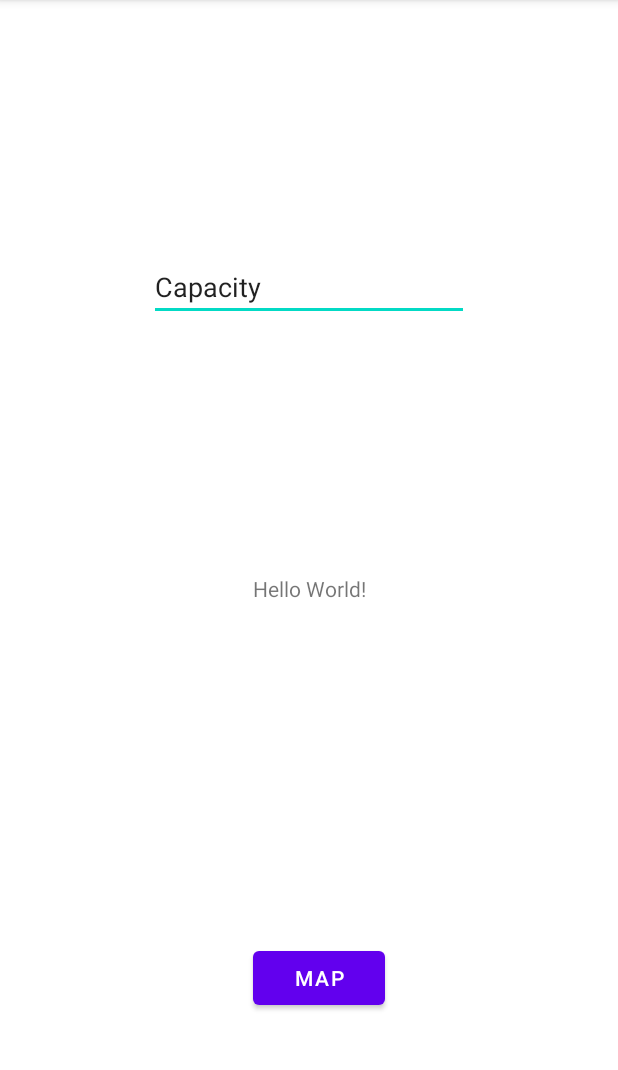
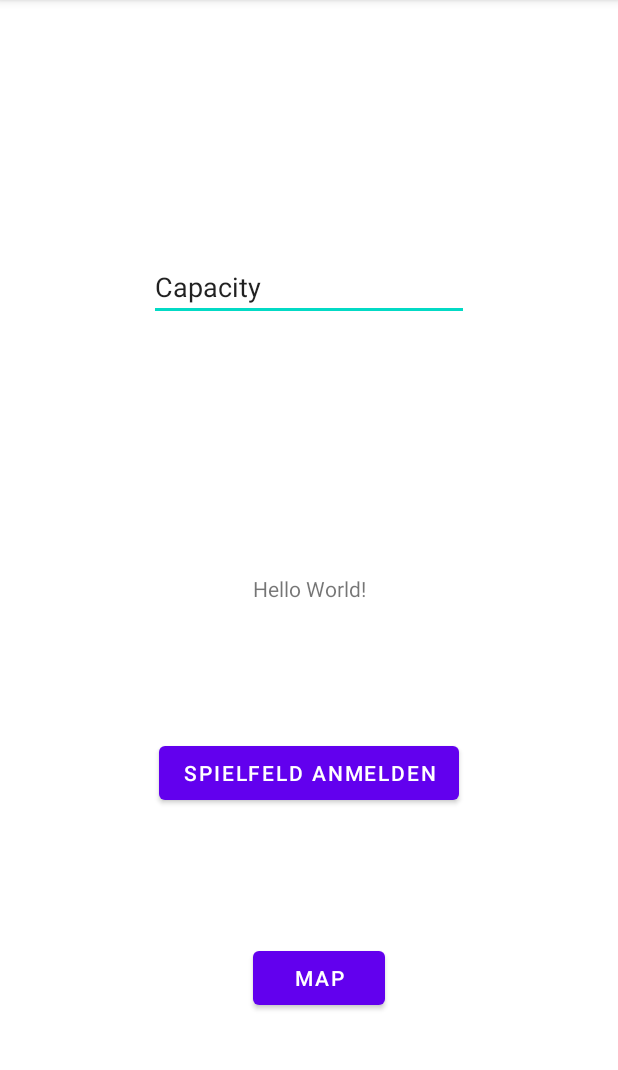
Before and after one commit to baninho/Flunk, an Android app: the screen it shows after launch (MainActivity), on a phone screen of 412 x 824 dp, the part 84-1154 px from its top. Run offline under Robolectric (Android 15) with nearby library versions, the phone set to English and light mode, and no system bars; our stand-ins replace Firebase (no records; nobody signed in at launch, a user with empty details on screens opened directly).

Commit message:
Add enlist button function

```diff
--- a/app/src/main/java/dev/baninho/flunk/ui/MainActivity.kt
+++ b/app/src/main/java/dev/baninho/flunk/ui/MainActivity.kt
@@ -16,6 +16,7 @@ class MainActivity : AppCompatActivity() {
     private var mainViewModel: MainViewModel = MainViewModel()
 
     private lateinit var mapButton: Button
+    private lateinit var enlistButton: Button
     private lateinit var lblLatitudeValue: TextView
     private lateinit var lblLongitudeValue: TextView
     private lateinit var lblCapacity: TextView
@@ -25,9 +26,17 @@ class MainActivity : AppCompatActivity() {
         setContentView(R.layout.activity_main)
 
         mapButton = findViewById(R.id.mapButton)
+        enlistButton = findViewById(R.id.enlistButton)
         lblCapacity = findViewById(R.id.courtCapacity)
 
         mapButton.setOnClickListener {
+            val intent = Intent(this, MapsActivity::class.java)
+            startActivity(intent)
+        }
+
+        enlistButton.setOnClickListener {
+            saveCourt()
+
             val intent = Intent(this, MapsActivity::class.java)
             startActivity(intent)
         }
--- a/app/src/main/res/layout/activity_main.xml
+++ b/app/src/main/res/layout/activity_main.xml
@@ -43,4 +43,14 @@
         app:layout_constraintTop_toTopOf="parent"
         android:importantForAutofill="no" />
 
+    <Button
+        android:id="@+id/enlistButton"
+        android:layout_width="wrap_content"
+        android:layout_height="wrap_content"
+        android:text="@string/enlistButtonText"
+        app:layout_constraintBottom_toTopOf="@+id/mapButton"
+        app:layout_constraintEnd_toEndOf="parent"
+        app:layout_constraintStart_toStartOf="parent"
+        app:layout_constraintTop_toBottomOf="@+id/textView" />
+
 </androidx.constraintlayout.widget.ConstraintLayout>
--- a/app/src/main/res/values/strings.xml
+++ b/app/src/main/res/values/strings.xml
@@ -5,4 +5,5 @@
     <!-- TODO: Remove or change this placeholder text -->
     <string name="hello_blank_fragment">Hello blank fragment</string>
     <string name="capacityText">Capacity</string>
+    <string name="enlistButtonText">Spielfeld anmelden</string>
 </resources>
```
